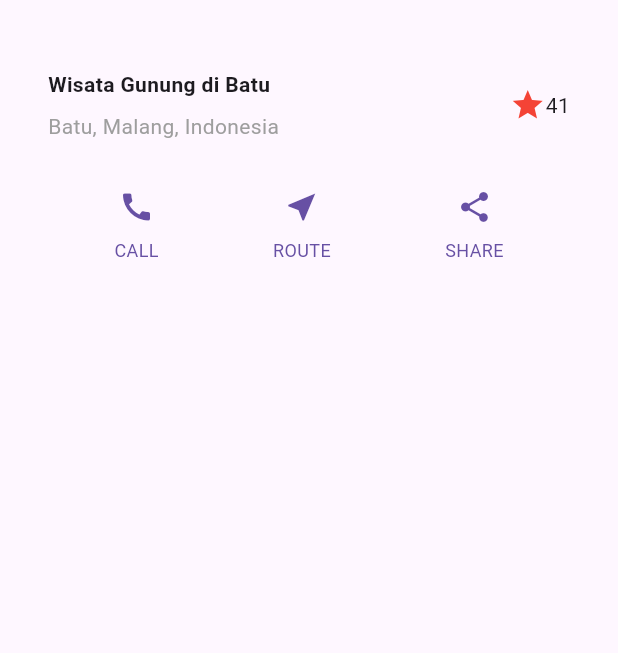
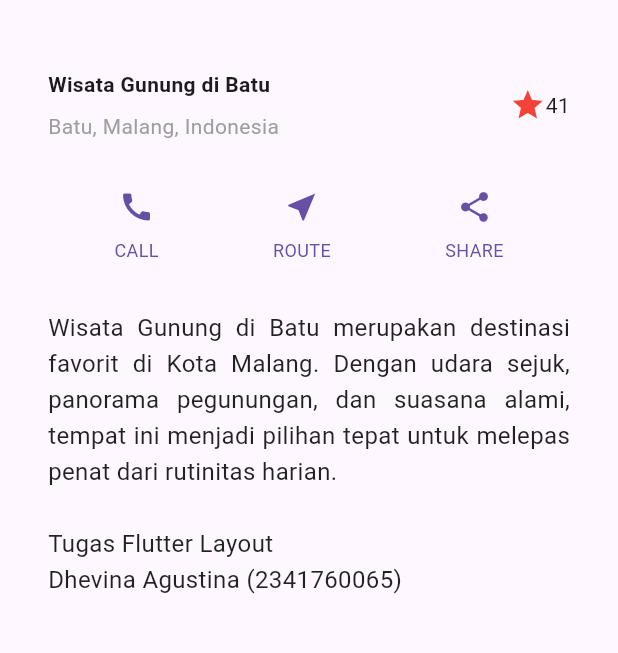
Before and after one commit to dhevinaagustina/flutter_layout_navigation, a Flutter app: the screen it shows after launch, on a phone screen of 412 x 824 dp, the part 63-716 px from its top. Run offline on Flutter 3.47's test engine with Material 3 defaults, Android fonts, the phone set to English and light mode, and no system bars.

Commit message:
Praktikum 3

```diff
--- a/lib/main.dart
+++ b/lib/main.dart
@@ -77,6 +77,24 @@ class MyApp extends StatelessWidget {
         _buildButtonColumn(color, Icons.share, 'SHARE'),
       ],
     );
+    Widget textSection = Container(
+      padding: const EdgeInsets.all(32),
+      child: const Text(
+        'Wisata Gunung di Batu merupakan destinasi favorit di Kota Malang. '
+        'Dengan udara sejuk, panorama pegunungan, dan suasana alami, '
+        'tempat ini menjadi pilihan tepat untuk melepas penat dari rutinitas harian.\n\n'
+        'Tugas Flutter Layout\n'
+        'Dhevina Agustina (2341760065)',
+        softWrap: true,
+        textAlign: TextAlign.justify,
+        style: TextStyle(
+          fontSize: 16,
+          height: 1.5,
+          color: Colors.black87,
+        ),
+      ),
+    );
+
 
     return MaterialApp(
       title: 'Flutter layout: Dhevina Agustina (2341760065)',
@@ -88,6 +106,7 @@ class MyApp extends StatelessWidget {
           children: [
             titleSection,
             buttonSection,
+            textSection,
           ],
         ),
 
```
Also changed, not shown: images/ss09.png (added), images/ss10.png (added), images/ss11.png (added), 2 other files.
